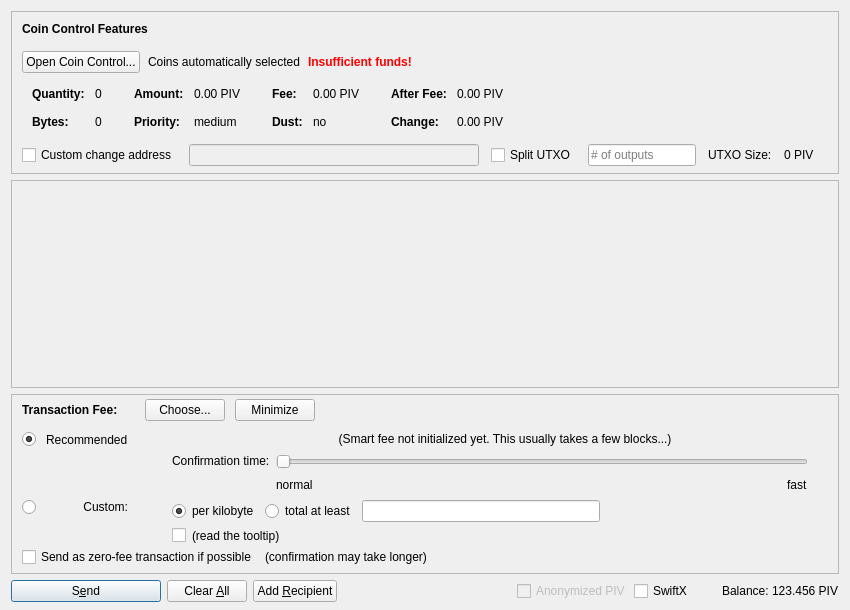
This is src/qt/forms/sendcoinsdialog.ui in GhostAlexe/dwe as Qt 5 draws it before an edit. The edited form follows.
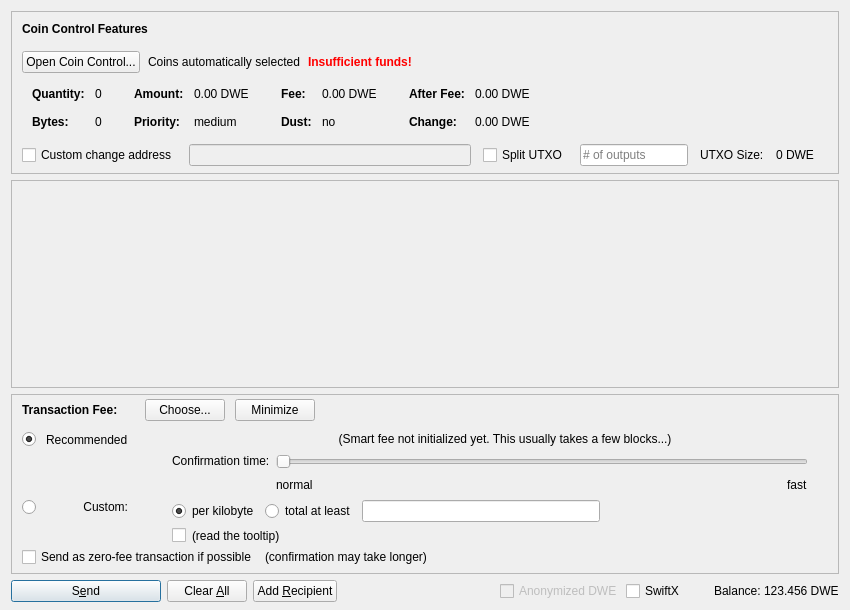
This is the edited form. Icons and pictures are not drawn. Custom widgets are drawn as their Qt base class.

```diff
--- a/src/qt/forms/sendcoinsdialog.ui
+++ b/src/qt/forms/sendcoinsdialog.ui
@@ -324,7 +324,7 @@
                   <enum>Qt::ActionsContextMenu</enum>
                  </property>
                  <property name="text">
-                  <string notr="true">0.00 PIV</string>
+                  <string notr="true">0.00 DWE</string>
                  </property>
                  <property name="textInteractionFlags">
                   <set>Qt::LinksAccessibleByMouse|Qt::TextSelectableByKeyboard|Qt::TextSelectableByMouse</set>
@@ -404,7 +404,7 @@
                   <enum>Qt::ActionsContextMenu</enum>
                  </property>
                  <property name="text">
-                  <string notr="true">0.00 PIV</string>
+                  <string notr="true">0.00 DWE</string>
                  </property>
                  <property name="textInteractionFlags">
                   <set>Qt::LinksAccessibleByMouse|Qt::TextSelectableByKeyboard|Qt::TextSelectableByMouse</set>
@@ -484,7 +484,7 @@
                   <enum>Qt::ActionsContextMenu</enum>
                  </property>
                  <property name="text">
-                  <string notr="true">0.00 PIV</string>
+                  <string notr="true">0.00 DWE</string>
                  </property>
                  <property name="textInteractionFlags">
                   <set>Qt::LinksAccessibleByMouse|Qt::TextSelectableByKeyboard|Qt::TextSelectableByMouse</set>
@@ -513,7 +513,7 @@
                   <enum>Qt::ActionsContextMenu</enum>
                  </property>
                  <property name="text">
-                  <string notr="true">0.00 PIV</string>
+                  <string notr="true">0.00 DWE</string>
                  </property>
                  <property name="textInteractionFlags">
                   <set>Qt::LinksAccessibleByMouse|Qt::TextSelectableByKeyboard|Qt::TextSelectableByMouse</set>
@@ -594,7 +594,7 @@
           <item>
            <widget class="QLabel" name="labelBlockSize">
             <property name="text">
-             <string>0 PIV</string>
+             <string>0 DWE</string>
             </property>
            </widget>
           </item>
@@ -1390,7 +1390,7 @@
           <bool>false</bool>
          </property>
          <property name="text">
-          <string>Anonymized PIV</string>
+          <string>Anonymized DWE</string>
          </property>
         </widget>
        </item>
@@ -1429,7 +1429,7 @@
           <cursorShape>IBeamCursor</cursorShape>
          </property>
          <property name="text">
-          <string notr="true">123.456 PIV</string>
+          <string notr="true">123.456 DWE</string>
          </property>
          <property name="textInteractionFlags">
           <set>Qt::LinksAccessibleByMouse|Qt::TextSelectableByKeyboard|Qt::TextSelectableByMouse</set>
```
Left out of the diff: 6 changed lines with no effect on the pictures.
